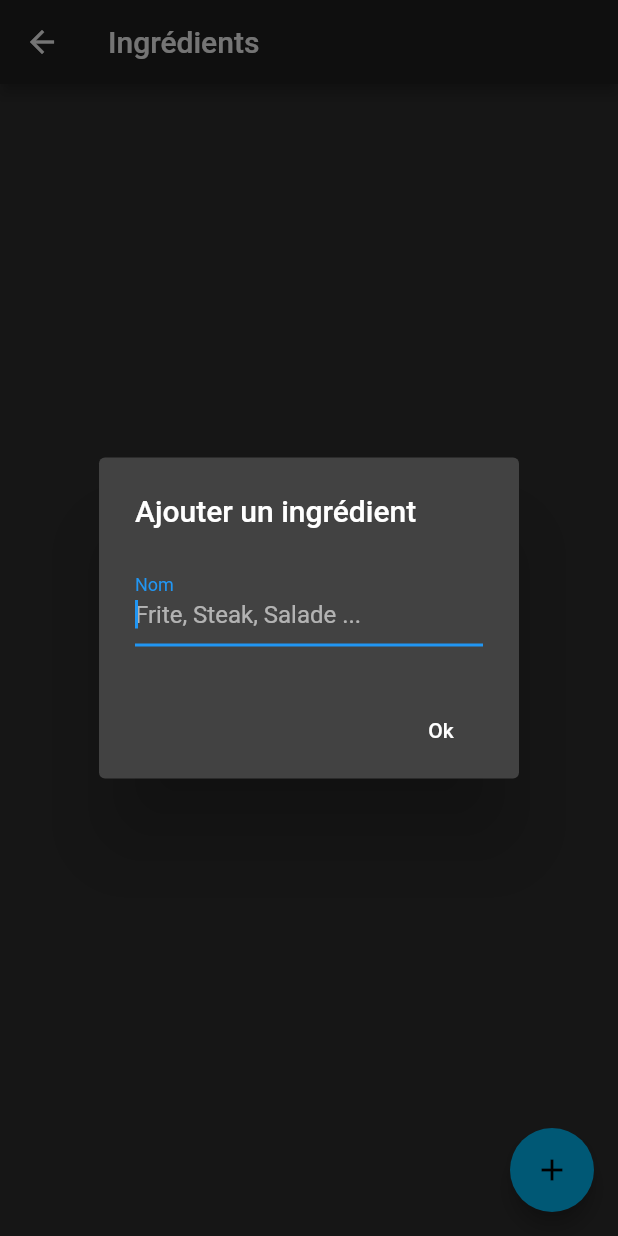
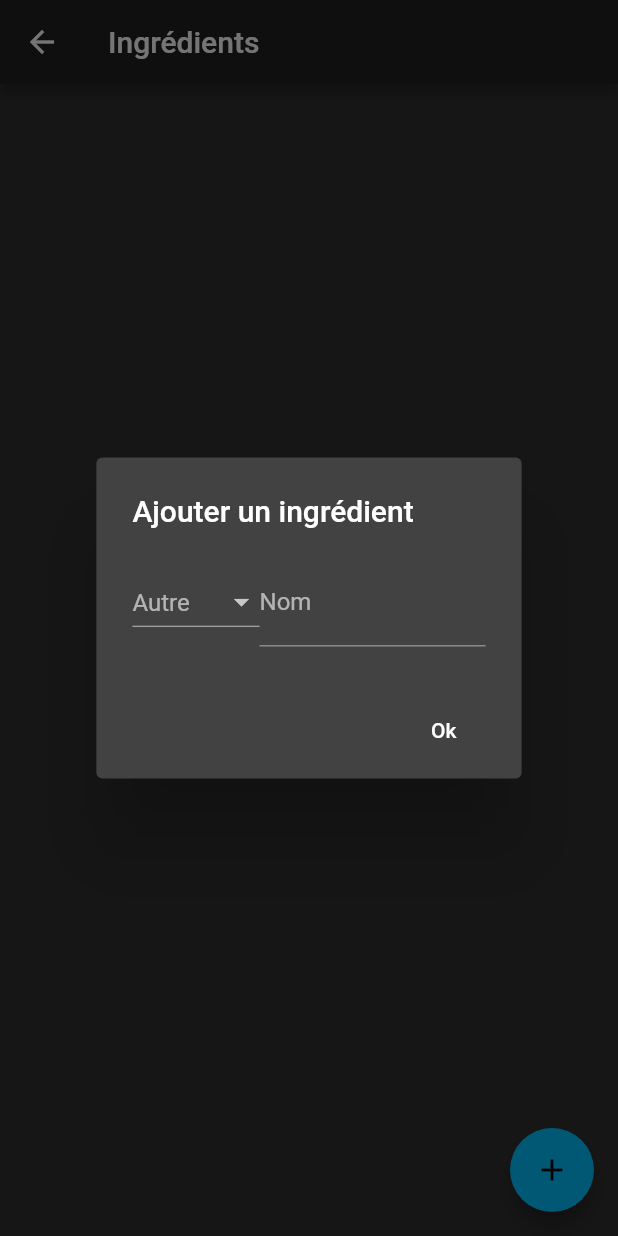
Before and after one commit to Stelapix/Bonap, a Flutter app: the IngredientsPage screen opened directly, after a tap on the "add" icon, on a phone screen of 412 x 824 dp. Run offline on Flutter 3.47's test engine with Material 2 defaults, Android fonts, the phone set to English and light mode, and no system bars; our stand-ins replace table_calendar.

Commit message:
Ingredient v2
Ajout des catégories
Icones pour chaque catégorie (temporaire)
On ne peux plus ajouter le meme ingrédient
Ni ajouter d'ingrédient sans nom

```diff
--- a/lib/ingredients.dart
+++ /dev/null
@@ -1,78 +0,0 @@
-import 'package:flutter/material.dart';
-
-class IngredientsPage extends StatefulWidget {
-  @override
-  _IngredientsPageState createState() => new _IngredientsPageState();
-}
-
-class _IngredientsPageState extends State<IngredientsPage> {
-  List<String>ingredients = [];
-  String newIngr = '';
-
-
-  @override
-  Widget build(BuildContext context) {
-    return new Scaffold(
-      appBar: new AppBar(
-        title: new Text('Ingrédients'),
-      ),
-
-      body: Container(
-        child: Column(
-          children: <Widget>[
-            ListView(
-              shrinkWrap: true,
-              children: ingredients.map((data) => ListTile(title: Text(data))).toList(),
-            ),
-          ],
-        )
-      ),
-
-      floatingActionButton: FloatingActionButton(
-        onPressed: _ajouterIngredient,
-        tooltip: 'Ajouter un ingrédient',
-        backgroundColor: Color.fromRGBO(0, 191, 255, 1),
-        child: Icon(Icons.add),
-
-
-      ),
-    );
-  }
-
-  void _ajouterIngredient() {
-    // flutter defined function
-    showDialog(
-      context: context,
-      builder: (BuildContext context) {
-        // return object of type Dialog
-        return AlertDialog(
-          title: Text('Ajouter un ingrédient'),
-          content: new Row(
-            children: <Widget>[
-              new Expanded(
-                  child: new TextField(
-                    autofocus: true,
-                    decoration: new InputDecoration(
-                        labelText: 'Nom', hintText: 'Frite, Steak, Salade ...'),
-                    onChanged: (value) {
-                      newIngr = value;
-                    },
-                  ))
-            ],
-          ),
-          actions: <Widget>[
-            FlatButton(
-              child: Text('Ok'),
-              onPressed: () {
-                ingredients.add(newIngr);
-                Navigator.of(context).pop();
-              },
-            ),
-          ],
-
-        );
-      },
-    );
-  }
-
-}
--- /dev/null
+++ b/lib/pages/ingredients.dart
@@ -0,0 +1,174 @@
+import 'package:flutter/material.dart';
+import 'package:flutter/rendering.dart';
+
+enum Categorie { viande, poisson, legume, fruit, feculent, autre }
+
+class Ingredient {
+  String nom;
+  Categorie cat;
+  static List<Ingredient> ingredients = new List<Ingredient>();
+
+  Ingredient(this.nom, this.cat);
+}
+
+class IngredientsPage extends StatefulWidget {
+  @override
+  _IngredientsPageState createState() => new _IngredientsPageState();
+}
+
+class _IngredientsPageState extends State<IngredientsPage> {
+  String newIngr = '';
+  String newCat = 'Autre';
+
+  @override
+  Widget build(BuildContext context) {
+    return new Scaffold(
+      appBar: new AppBar(
+        title: new Text('Ingrédients'),
+      ),
+      body: Container(
+          child: Column(
+        children: <Widget>[
+          ListView(
+            shrinkWrap: true,
+            children: Ingredient.ingredients
+                .map((data) => ListTile(
+                    leading: _catIcon(data.cat),
+                    title: Text(data.nom)))
+
+                .toList(),
+          ),
+        ],
+      )),
+      floatingActionButton: FloatingActionButton(
+        onPressed: _ajouterIngredient,
+        tooltip: 'Ajouter un ingrédient',
+        backgroundColor: Color.fromRGBO(0, 191, 255, 1),
+        child: Icon(Icons.add),
+      ),
+    );
+  }
+
+  void _ajouterIngredient() {
+    final List<String> _dropdownValues = [
+      "Viande",
+      "Légume",
+      "Poisson",
+      "Féculent",
+      "Autre"
+    ];
+    // flutter defined function
+    showDialog(
+      context: context,
+      builder: (BuildContext context) {
+        // return object of type Dialog
+        return AlertDialog(
+          title: Text('Ajouter un ingrédient'),
+          content: new Row(
+            children: <Widget>[
+              Container(
+                child: new DropdownButton(
+                  items: _dropdownValues
+                      .map((value) => DropdownMenuItem(
+                            child: Text(value),
+                            value: value,
+                          ))
+                      .toList(),
+                  onChanged: (String value) {
+                    newCat = value;
+                  },
+                  isExpanded: false,
+                  hint: Text(newCat),
+
+                ),
+              ),
+              Expanded(
+                  child: new TextField(
+                autofocus: false,
+                decoration: new InputDecoration(
+                    labelText: 'Nom', hintText: 'Frite, Steak, Salade ...'),
+                onChanged: (value) {
+                  newIngr = value;
+                },
+              )),
+            ],
+          ),
+          actions: <Widget>[
+            FlatButton(
+              child: Text('Ok'),
+              onPressed: () {
+                if (newIngr != '') {
+                  var existe = false;
+                  for (var o in Ingredient.ingredients) {
+                    if (o.nom.toUpperCase() == newIngr.toUpperCase())
+                      existe = true;
+                  }
+                  if (!existe)
+                    switch (newCat){
+
+                      case ("Viande"):
+                        Ingredient.ingredients
+                            .add(new Ingredient(newIngr, Categorie.viande));
+                        break;
+                      case ("Poisson"):
+                        Ingredient.ingredients
+                            .add(new Ingredient(newIngr, Categorie.poisson));
+                        break;
+                      case ("Légume"):
+                        Ingredient.ingredients
+                            .add(new Ingredient(newIngr, Categorie.legume));
+                        break;
+                      case ("Féculent"):
+                        Ingredient.ingredients
+                            .add(new Ingredient(newIngr, Categorie.feculent));
+                        break;
+                      case ("Autre"):
+                        Ingredient.ingredients
+                            .add(new Ingredient(newIngr, Categorie.autre));
+                        break;
+                      default:
+                        break;
+                    }
+
+                }
+
+                Navigator.of(context).pop();
+                print(Ingredient.ingredients[0].nom);
+              },
+            ),
+          ],
+        );
+      },
+    );
+  }
+
+  Icon _catIcon(Categorie c) {
+
+    switch (c)
+    {
+      case (Categorie.autre):
+        return Icon(Icons.devices_other);
+        break;
+      case (Categorie.feculent):
+        return Icon(Icons.add);
+        break;
+      case (Categorie.viande):
+        return Icon(Icons.mail);
+        break;
+      case (Categorie.poisson):
+        return Icon(Icons.fiber_dvr);
+        break;
+      case (Categorie.fruit):
+        return Icon(Icons.apps);
+        break;
+      case (Categorie.legume):
+        return Icon(Icons.language);
+        break;
+      default:
+        return Icon(Icons.cake);
+        break;
+
+
+    }
+  }
+}
```
Also changed, not shown: lib/main.dart (+1 -9 lines), lib/widget/drawer.dart (+7 -7 lines), lib/customIcons/config.json (renamed from lib/presentation/config.json), lib/customIcons/custom_icons.dart (renamed from lib/presentation/custom_icons.dart), lib/pages/bilan.dart (renamed from lib/bilan.dart), lib/pages/feedback.dart (renamed from lib/feedback.dart), lib/pages/listeCourse.dart (renamed from lib/listeCourse.dart), lib/pages/repas.dart (renamed from lib/repas.dart), lib/pages/settings.dart (renamed from lib/settings.dart).
